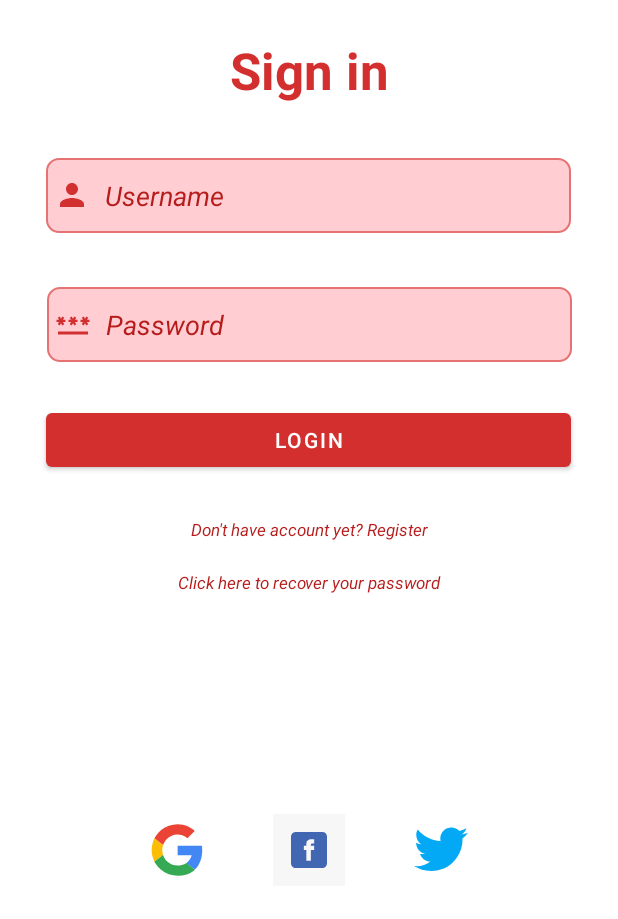
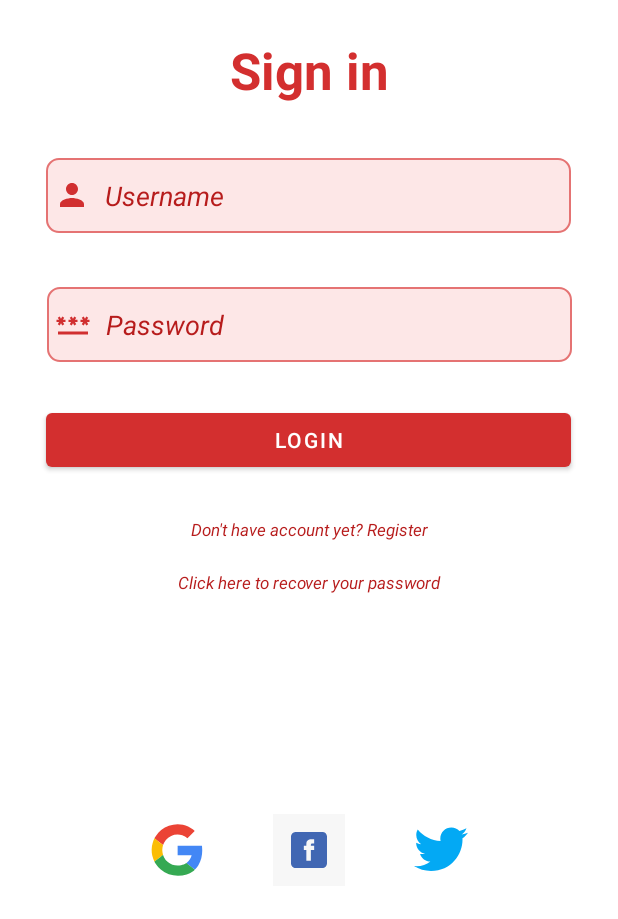
Before and after one commit to Selzar88/ForFoodiesByFoodies, an Android app: the screen it shows after launch (MainActivity), on a phone screen of 412 x 824 dp, the part 317-1236 px from its top. Run offline under Robolectric (Android 15) with nearby library versions, the phone set to English and light mode, and no system bars.

Commit message:
et_style background colour change

```diff
--- a/app/src/main/res/drawable/et_style.xml
+++ b/app/src/main/res/drawable/et_style.xml
@@ -4,5 +4,5 @@
         android:width="1dp"
         android:color="@color/red_300" />
     <corners android:radius="8dp"/>
-    <solid android:color="@color/red_100"/>
+    <solid android:color="@color/red_0"/>
 </shape>
--- a/app/src/main/res/values/colors.xml
+++ b/app/src/main/res/values/colors.xml
@@ -1,6 +1,7 @@
 <?xml version="1.0" encoding="utf-8"?>
 <resources>
     <color name="red_100">#FFCDD2</color>
+    <color name="red_0">#FDE7E7</color>
     <color name="red_200">#EF9A9A</color>
     <color name="red_300">#E57373</color>
     <color name="red_700">#D32F2F</color>
```
